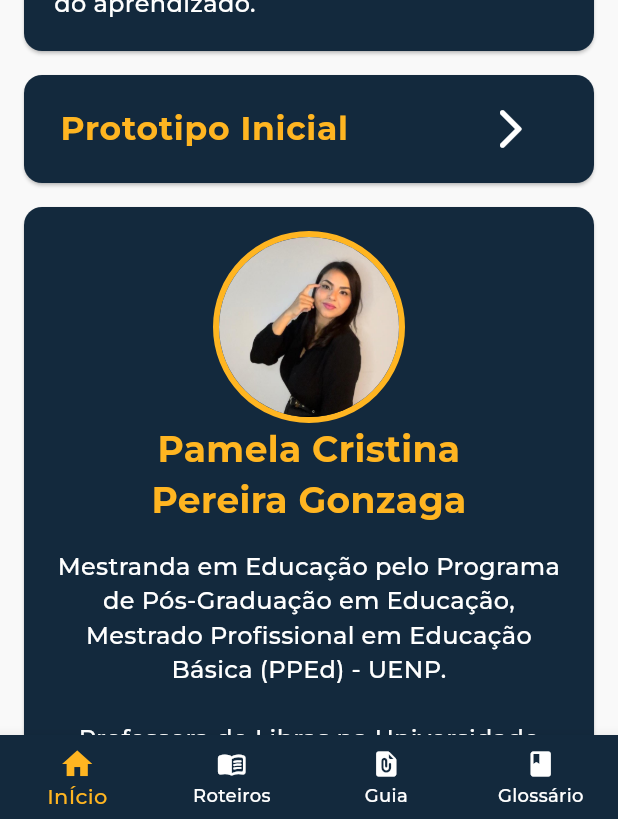
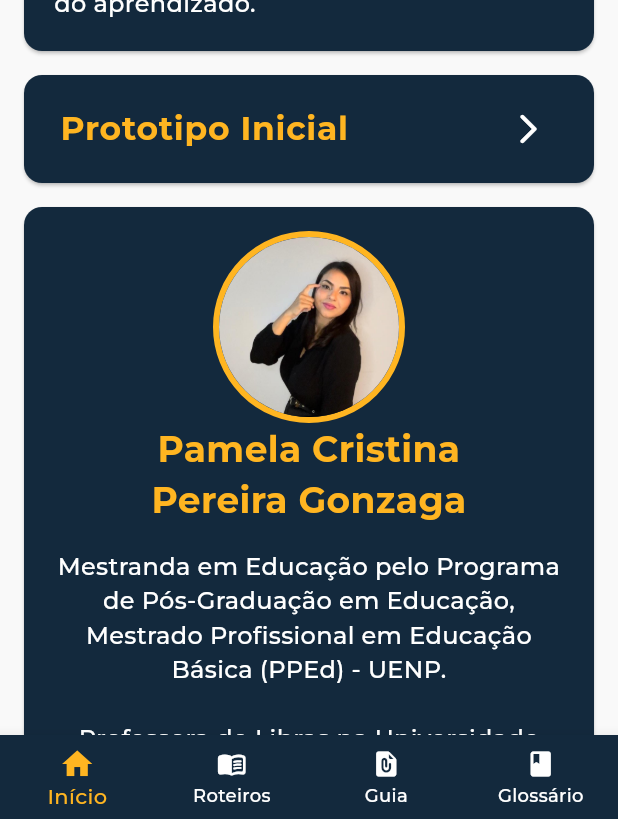
Before and after one commit to MatheusGonzzaga/libras_imagery_guide, a Flutter app: the HomeMobilePage screen opened directly, scrolled down 2880 dp, on a phone screen of 412 x 824 dp. Shown: the part 414-1233 px from the top of the screen. Run offline on Flutter 3.47's test engine with Material 3 defaults, Android fonts, the phone set to English and light mode, and no system bars; drawn by our look-alikes of flutter_animate; our stand-ins replace cloud_firestore, firebase_core, get, google_fonts, video_player, youtube_player_iframe; missing offline and left inert: pdfrx; accounts and stored records are empty; project files that could hold a hidden picture were left out.

Commit message:
fix: last try update

```diff
--- a/lib/modules/about/widgets/prototype_card.dart
+++ b/lib/modules/about/widgets/prototype_card.dart
@@ -19,8 +19,7 @@ class PrototypeCard extends StatelessWidget {
           ),
           color: AppTheme.darkBlue,
           child: Padding(
-            padding: const EdgeInsets.all(UiScale.s8)
-                .add(const EdgeInsets.only(right: UiScale.s8)),
+            padding: const EdgeInsets.all(UiScale.s8),
             child: ListTile(
               onTap: () {
                 Get.toNamed('/prototype');
@@ -37,7 +36,7 @@ class PrototypeCard extends StatelessWidget {
               trailing: Icon(
                 Icons.arrow_forward_ios_rounded,
                 color: AppTheme.white,
-                size: UiScale.s32,
+                size: UiScale.s24,
               ),
             ),
           ),
--- a/lib/modules/home/home_controller.dart
+++ b/lib/modules/home/home_controller.dart
@@ -7,11 +7,11 @@ class HomeController extends GetxController {
 
   final RxInt _pageIndex = 0.obs;
 
-  int get pageIndex => _pageIndex.value;
+  int get pageIndex => _pageIndex();
 
   void goToPage(int page) {
     _pageIndex.value = page;
-    Get.offNamed(_pages[page], id: NAVIGATOR_KEY);
+    Get.toNamed(_pages[page], id: NAVIGATOR_KEY);
   }
 
   void updatePageIndex(String route) {
--- a/lib/modules/home/platform/home_mobile_page.dart
+++ b/lib/modules/home/platform/home_mobile_page.dart
@@ -9,6 +9,13 @@ class HomeMobilePage extends GetView<HomeController> {
       body: Navigator(
         initialRoute: '/about',
         key: Get.nestedKey(HomeController.NAVIGATOR_KEY),
+        observers: [
+          GetObserver((routing) {
+            if (routing?.current != null) {
+              controller.updatePageIndex(routing!.current);
+            }
+          })
+        ],
         onGenerateRoute: (settings) {
           if (settings.name == '/about') {
             return GetPageRoute(
@@ -52,7 +59,7 @@ class HomeMobilePage extends GetView<HomeController> {
           items: const [
             BottomNavigationBarItem(
               icon: Icon(Icons.home),
-              label: 'InÍcio',
+              label: 'Início',
             ),
             BottomNavigationBarItem(
               icon: Icon(
--- a/lib/services/words/words_service_impl.dart
+++ b/lib/services/words/words_service_impl.dart
@@ -12,6 +12,9 @@ class WordsServiceImpl implements WordsService {
   @override
   Future<List<WordModel>> getWords({List<int>? ids}) async {
     final words = await _wordsRepository.getWords(ids: ids);
+
+    words.sort((a, b) => a.name.toLowerCase().compareTo(b.name.toLowerCase()));
+
     return words;
   }
 }
--- a/pubspec.yaml
+++ b/pubspec.yaml
@@ -18,6 +18,7 @@ dependencies:
   google_fonts: ^6.2.1
   pdfrx: ^1.0.101
   scroll_snap_list: ^0.9.1
+  url_launcher: ^6.3.1
   video_player: ^2.9.3
   youtube_player_iframe: ^5.2.1
 
```
Also changed, not shown: lib/shared/pdf_viewer/pdf_viewer.dart (+8 -11 lines), pubspec.lock, 3 other files.
